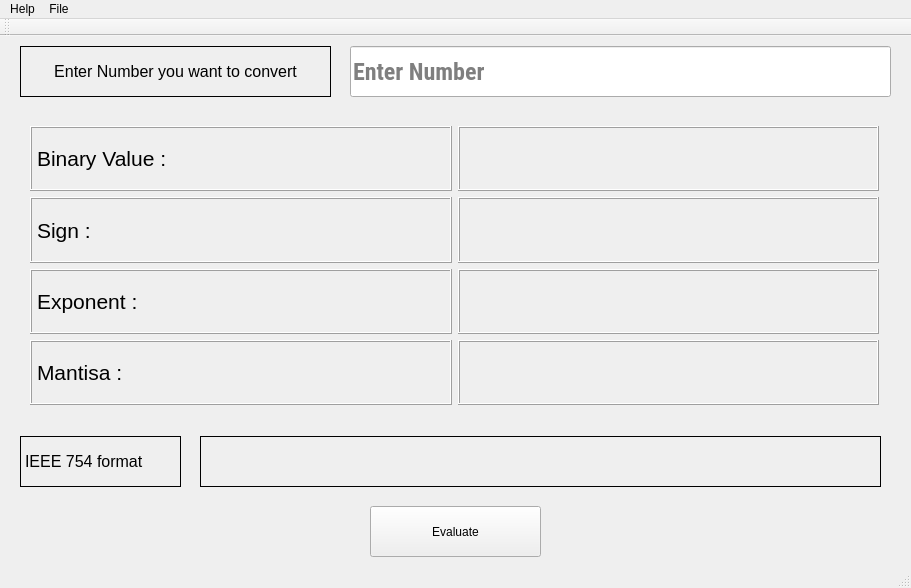
This is mainwindow.ui in xzeck/COA as Qt 5 draws it before an edit. The edited form follows.
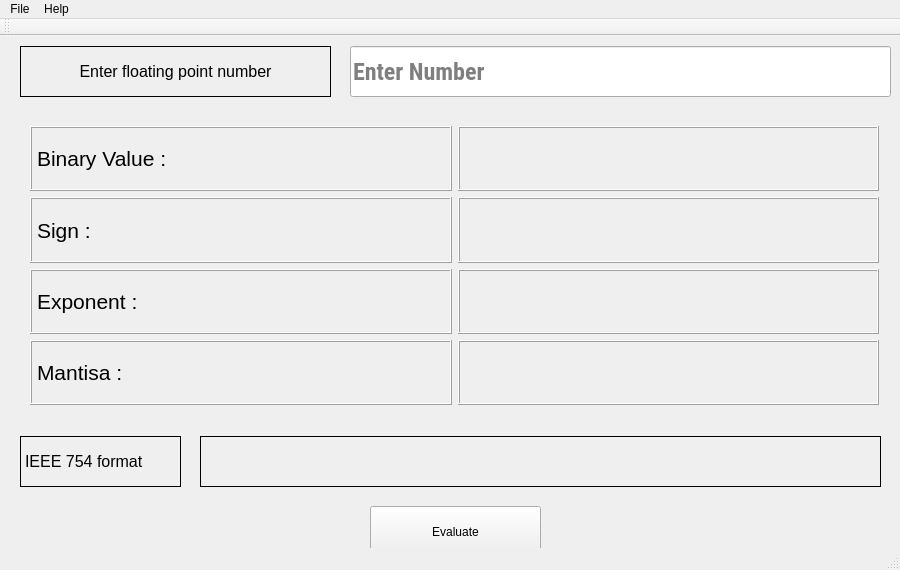
This is the edited form.

Diff of the .ui file:
```diff
--- a/mainwindow.ui
+++ b/mainwindow.ui
@@ -6,16 +6,25 @@
    <rect>
     <x>0</x>
     <y>0</y>
-    <width>911</width>
-    <height>588</height>
+    <width>900</width>
+    <height>570</height>
    </rect>
   </property>
+  <property name="minimumSize">
+   <size>
+    <width>900</width>
+    <height>570</height>
+   </size>
+  </property>
   <property name="windowTitle">
    <string>IEE 754 Double Precision converter</string>
   </property>
   <property name="autoFillBackground">
    <bool>true</bool>
   </property>
+  <property name="documentMode">
+   <bool>false</bool>
+  </property>
   <widget class="QWidget" name="centralWidget">
    <widget class="QLabel" name="label">
     <property name="geometry">
@@ -35,7 +44,7 @@
      <enum>QFrame::Box</enum>
     </property>
     <property name="text">
-     <string>Enter Number you want to convert</string>
+     <string>Enter floating point number</string>
     </property>
     <property name="textFormat">
      <enum>Qt::RichText</enum>
@@ -311,7 +320,7 @@
     <rect>
      <x>0</x>
      <y>0</y>
-     <width>911</width>
+     <width>900</width>
      <height>23</height>
     </rect>
    </property>
@@ -330,8 +339,8 @@
     <addaction name="separator"/>
     <addaction name="actionFile"/>
    </widget>
-   <addaction name="menuabout"/>
    <addaction name="menuQuit"/>
+   <addaction name="menuabout"/>
   </widget>
   <widget class="QToolBar" name="mainToolBar">
    <attribute name="toolBarArea">
```
Left out of the diff: 23 changed lines with no effect on the pictures.
